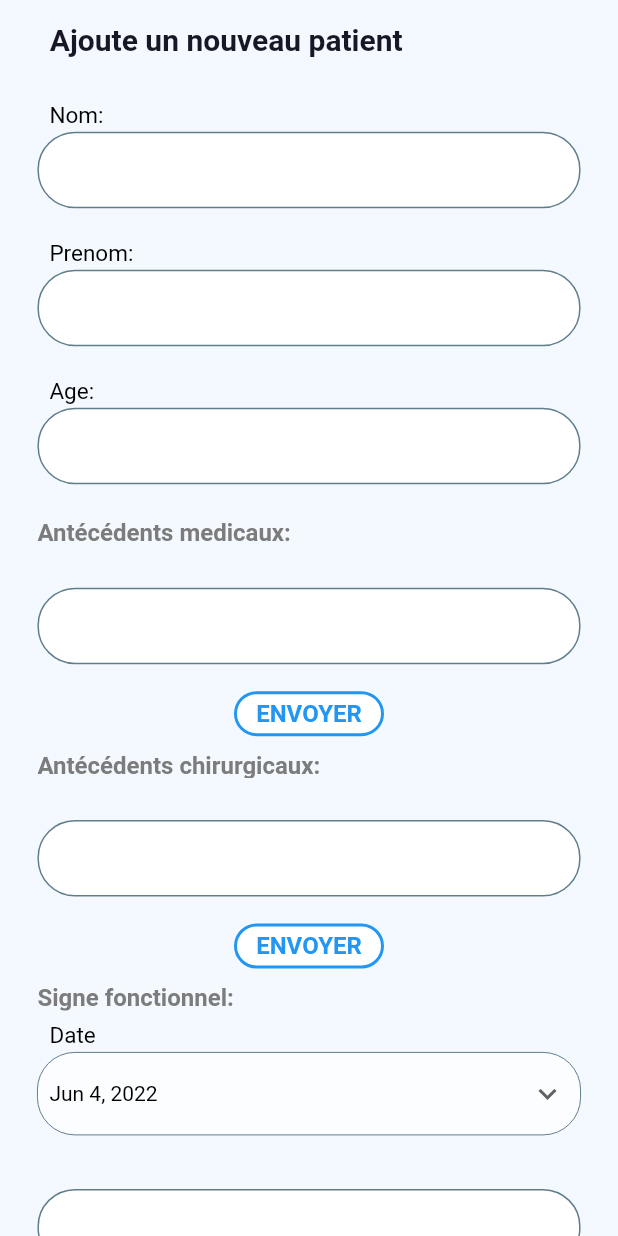
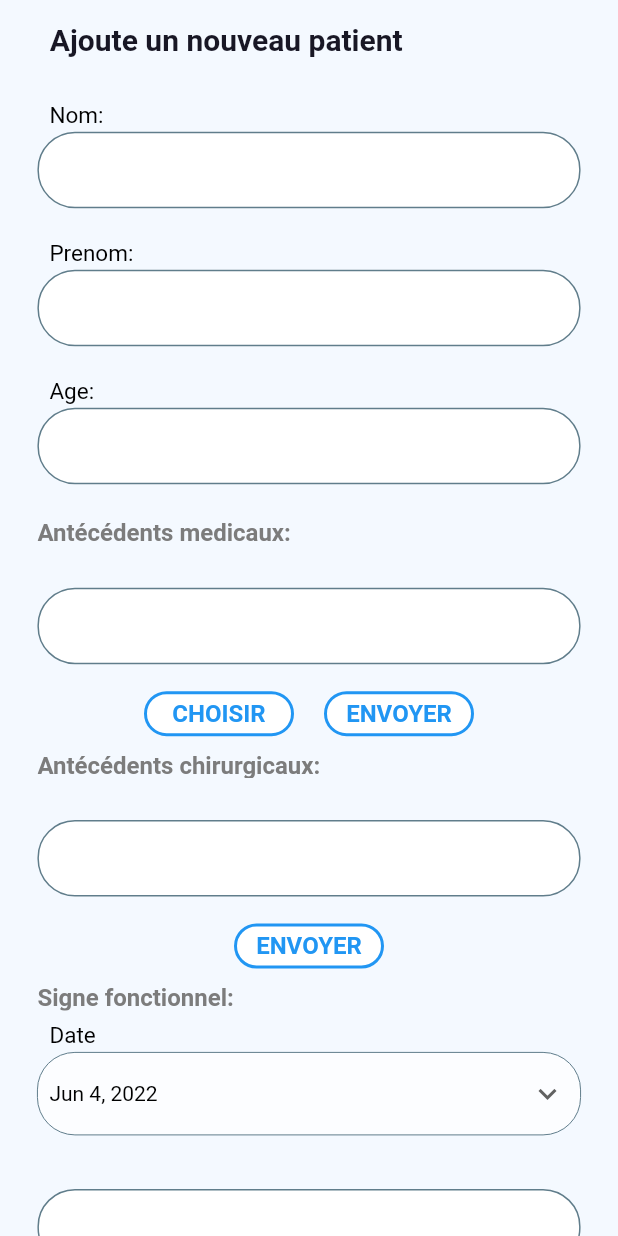
Before and after one commit to toubal77/dawini, a Flutter app: the screen it shows after launch, after a tap on "Ajoute un patient", on a phone screen of 412 x 824 dp. Run offline on Flutter 3.47's test engine with Material 2 defaults, Android fonts, the phone set to English and light mode, and no system bars; our stand-ins replace bordered_text, flutter_screenutil.

Commit message:
showDialog antecedents medicaux show name key

```diff
--- a/lib/app/new_patient/new_patient_form.dart
+++ b/lib/app/new_patient/new_patient_form.dart
@@ -40,6 +40,8 @@ class _NewPatientFormState extends State<NewPatientForm> {
   late int age;
   late String antecedentsMedicauxString;
   late List<String> antecedentsMedicaux = [];
+  late List<String> antecedentsMedicauxListNameKey =
+      antecedentsMedicauxListName;
   late Map<String, List<String>> antecedentsMedicauxList =
       antecedentsMedicauxMap;
   late String antecedentsChirurgicauxString;
@@ -152,18 +154,54 @@ class _NewPatientFormState extends State<NewPatientForm> {
                           },
                         ),
                       ),
+                      Row(
+                        mainAxisAlignment: MainAxisAlignment.center,
+                        children: [
+                          GestureDetector(
+                            onTap: () {
+                              showDialog(
+                                  context: context,
+                                  builder: (BuildContext context) {
+                                    return AlertDialog(
+                                      title:
+                                          const Text('Antécédents medicaux:'),
+                                      content: SizedBox(
+                                        width: double.maxFinite,
+                                        child: ListView.builder(
+                                          shrinkWrap: true,
+                                          itemCount:
+                                              antecedentsMedicauxListNameKey
+                                                  .length,
+                                          itemBuilder: (BuildContext context,
+                                              int index) {
+                                            return ListTile(
+                                              title: Text(
+                                                  antecedentsMedicauxListNameKey[
+                                                      index]),
+                                            );
+                                          },
+                                        ),
+                                      ),
+                                    );
+                                  });
+                            },
+                            child: const BuildButtomInfo(title: 'CHOISIR'),
+                          ),
                           GestureDetector(
                             onTap: () async {
                               setState(() {
                                 if (antecedentsMedicauxString != '') {
-                              FocusScope.of(context).requestFocus(FocusNode());
+                                  FocusScope.of(context)
+                                      .requestFocus(FocusNode());
                                   antecedentsMedicaux
                                       .add(antecedentsMedicauxString);
                                   antecedentsMedicauxString = '';
                                 }
                               });
                             },
-                        child: const BuildButtomInfo(),
+                            child: const BuildButtomInfo(title: 'ENVOYER'),
+                          ),
+                        ],
                       ),
                       const BuildTitleInfo(text: 'Antécédents chirurgicaux:'),
                       if (antecedentsChirurgicaux.isNotEmpty)
@@ -193,7 +231,7 @@ class _NewPatientFormState extends State<NewPatientForm> {
                             }
                           });
                         },
-                        child: const BuildButtomInfo(),
+                        child: const BuildButtomInfo(title: 'ENVOYER'),
                       ),
                       const BuildTitleInfo(text: 'Signe fonctionnel:'),
                       BuildDateInfo(
@@ -230,7 +268,7 @@ class _NewPatientFormState extends State<NewPatientForm> {
                             }
                           });
                         },
-                        child: const BuildButtomInfo(),
+                        child: const BuildButtomInfo(title: 'ENVOYER'),
                       ),
                       const BuildTitleInfo(text: 'Examen clinique:'),
                       BuildDateInfo(
@@ -267,7 +305,7 @@ class _NewPatientFormState extends State<NewPatientForm> {
                             }
                           });
                         },
-                        child: const BuildButtomInfo(),
+                        child: const BuildButtomInfo(title: 'ENVOYER'),
                       ),
                       const BuildTitleInfo(text: 'Examen biologique:'),
                       BuildDateInfo(
@@ -304,7 +342,7 @@ class _NewPatientFormState extends State<NewPatientForm> {
                             }
                           });
                         },
-                        child: const BuildButtomInfo(),
+                        child: const BuildButtomInfo(title: 'ENVOYER'),
                       ),
                       const SizedBox(
                         height: 20,
--- a/lib/app/new_patient/widgets/build_buttom_info.dart
+++ b/lib/app/new_patient/widgets/build_buttom_info.dart
@@ -1,8 +1,10 @@
 import 'package:flutter/material.dart';
 
 class BuildButtomInfo extends StatelessWidget {
+  final String title;
   const BuildButtomInfo({
     Key? key,
+    required this.title,
   }) : super(key: key);
 
   @override
@@ -20,10 +22,10 @@ class BuildButtomInfo extends StatelessWidget {
           ),
           color: Colors.white,
         ),
-        child: const Center(
+        child: Center(
           child: Text(
-            'ENVOYER',
-            style: TextStyle(
+            title,
+            style: const TextStyle(
               color: Colors.blue,
               fontSize: 16,
               fontWeight: FontWeight.w600,
--- a/lib/common_widgets/custom_text_field.dart
+++ b/lib/common_widgets/custom_text_field.dart
@@ -18,6 +18,7 @@ class CustomTextForm extends StatelessWidget {
     this.textInputAction,
     this.textInputType = TextInputType.text,
     this.lines,
+    this.readOnly = false,
     this.fillColor = Colors.white,
   }) : super(key: key);
 
@@ -35,6 +36,7 @@ class CustomTextForm extends StatelessWidget {
   final Widget? prefix;
   final TextInputAction? textInputAction;
   final int? lines;
+  final bool readOnly;
   final Color fillColor;
 
   @override
@@ -70,6 +72,7 @@ class CustomTextForm extends StatelessWidget {
               initialValue: initialValue,
               keyboardType: isPhoneNumber ? TextInputType.phone : textInputType,
               maxLength: maxLength,
+              readOnly: readOnly,
               decoration: InputDecoration(
                 isDense: true,
                 contentPadding: const EdgeInsets.fromLTRB(12, 20, 12, 12),
--- a/lib/constants/strings.dart
+++ b/lib/constants/strings.dart
@@ -12,6 +12,18 @@ const String invalidEmailError = '';
 const String invalidClubActivitiesError = '';
 const String internetError =
     'pas de connexion Internet, assurez-vous que le wifi ou les données mobiles sont activés et réessayez';
+const List<String> antecedentsMedicauxListName = [
+  'Maladies cardiovasculaires',
+  'Cancers',
+  'Maladies endocriniennes et ORL',
+  'Maladies digestives',
+  'Maladies rhumatologiques',
+  'Maladies neurilogiques et musculaires',
+  'Maladies gynécologiques, urinaires ou rénales',
+  'Maladies de la peau',
+  'Maladies des yeux',
+  'Maladies hématologiques'
+];
 const Map<String, List<String>> antecedentsMedicauxMap = {
   'Maladies cardiovasculaires': [
     'hypertension artérielle',
```
Lines whose indentation alone changed are shown as unchanged.
